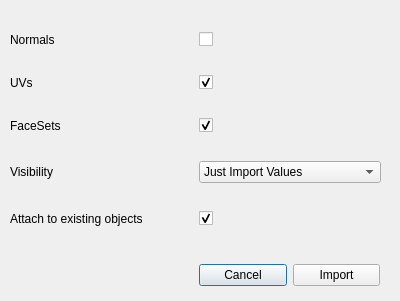
Exocortex/ExocortexCrate, file UI/ExocortexAlembicImport.ui: the form before one commit.
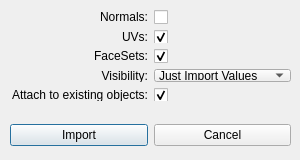
The form after the commit.

Commit message: Modify the UI Dialogs to look a bit more like other dialogs in Maya!

The edit to the form file:
```diff
--- a/UI/ExocortexAlembicImport.ui
+++ b/UI/ExocortexAlembicImport.ui
@@ -2,10 +2,24 @@
 <ui version="4.0">
  <class>Dialog</class>
  <widget class="QDialog" name="Dialog">
+  <property name="geometry">
+   <rect>
+    <x>0</x>
+    <y>0</y>
+    <width>300</width>
+    <height>160</height>
+   </rect>
+  </property>
   <property name="minimumSize">
    <size>
-    <width>400</width>
-    <height>300</height>
+    <width>300</width>
+    <height>160</height>
+   </size>
+  </property>
+  <property name="maximumSize">
+   <size>
+    <width>300</width>
+    <height>160</height>
    </size>
   </property>
   <property name="windowTitle">
@@ -16,15 +30,18 @@
     <rect>
      <x>10</x>
      <y>10</y>
-     <width>371</width>
-     <height>241</height>
+     <width>281</width>
+     <height>91</height>
     </rect>
    </property>
    <layout class="QGridLayout" name="gridLayout">
     <item row="0" column="0">
      <widget class="QLabel" name="label">
       <property name="text">
-       <string>Normals</string>
+       <string>Normals:</string>
+      </property>
+      <property name="alignment">
+       <set>Qt::AlignRight|Qt::AlignTrailing|Qt::AlignVCenter</set>
       </property>
      </widget>
     </item>
@@ -41,7 +58,10 @@
     <item row="1" column="0">
      <widget class="QLabel" name="label_2">
       <property name="text">
-       <string>UVs</string>
+       <string>UVs:</string>
+      </property>
+      <property name="alignment">
+       <set>Qt::AlignRight|Qt::AlignTrailing|Qt::AlignVCenter</set>
       </property>
      </widget>
     </item>
@@ -58,7 +78,10 @@
     <item row="2" column="0">
      <widget class="QLabel" name="label_3">
       <property name="text">
-       <string>FaceSets</string>
+       <string>FaceSets:</string>
+      </property>
+      <property name="alignment">
+       <set>Qt::AlignRight|Qt::AlignTrailing|Qt::AlignVCenter</set>
       </property>
      </widget>
     </item>
@@ -75,7 +98,10 @@
     <item row="3" column="0">
      <widget class="QLabel" name="label_4">
       <property name="text">
-       <string>Visibility</string>
+       <string>Visibility:</string>
+      </property>
+      <property name="alignment">
+       <set>Qt::AlignRight|Qt::AlignTrailing|Qt::AlignVCenter</set>
       </property>
      </widget>
     </item>
@@ -99,7 +125,10 @@
     <item row="4" column="0">
      <widget class="QLabel" name="label_5">
       <property name="text">
-       <string>Attach to existing objects</string>
+       <string>Attach to existing objects:</string>
+      </property>
+      <property name="alignment">
+       <set>Qt::AlignRight|Qt::AlignTrailing|Qt::AlignVCenter</set>
       </property>
      </widget>
     </item>
@@ -118,23 +147,13 @@
   <widget class="QWidget" name="horizontalLayoutWidget">
    <property name="geometry">
     <rect>
-     <x>199</x>
-     <y>260</y>
-     <width>181</width>
+     <x>10</x>
+     <y>120</y>
+     <width>281</width>
      <height>31</height>
     </rect>
    </property>
    <layout class="QHBoxLayout" name="horizontalLayout">
-    <item>
-     <widget class="QPushButton" name="pushButton_2">
-      <property name="text">
-       <string>Cancel</string>
-      </property>
-      <property name="-c" stdset="0">
-       <string>&quot;exocortexCloseDialog($dialog);&quot;</string>
-      </property>
-     </widget>
-    </item>
     <item>
      <widget class="QPushButton" name="pushButton">
       <property name="text">
@@ -145,6 +164,16 @@
       </property>
      </widget>
     </item>
+    <item>
+     <widget class="QPushButton" name="pushButton_2">
+      <property name="text">
+       <string>Cancel</string>
+      </property>
+      <property name="-c" stdset="0">
+       <string>&quot;exocortexCloseDialog($dialog);&quot;</string>
+      </property>
+     </widget>
+    </item>
    </layout>
   </widget>
  </widget>
```
Left out of the diff: 2 changed lines with no effect on the pictures. The commit also changes 3 other files.
